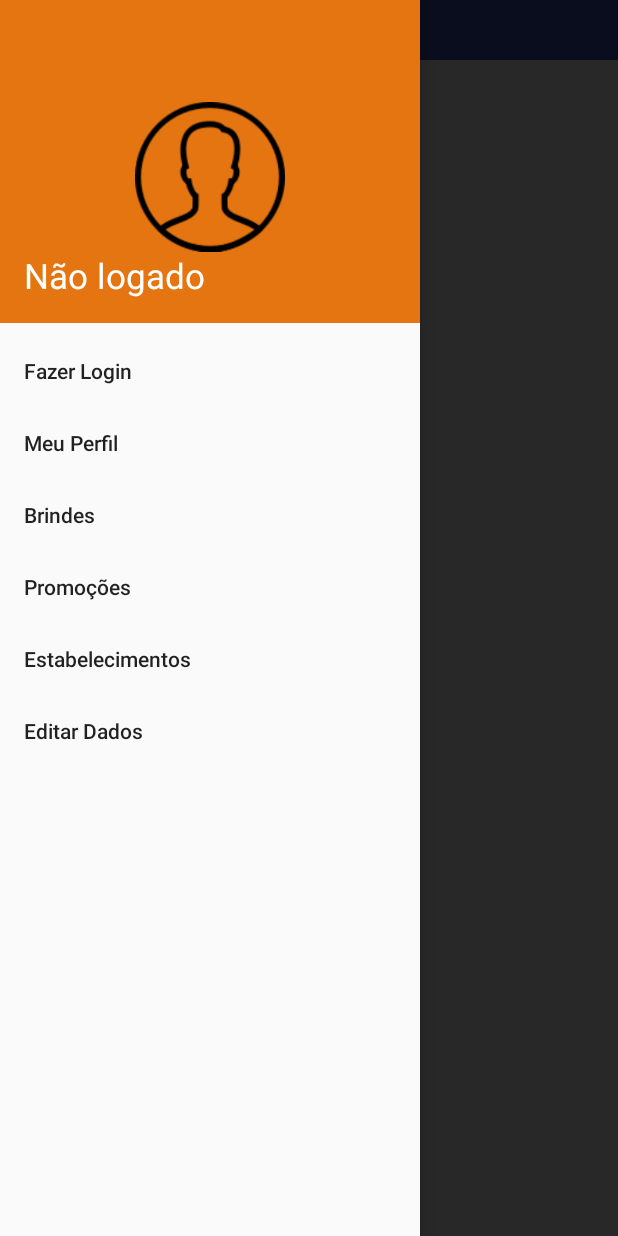
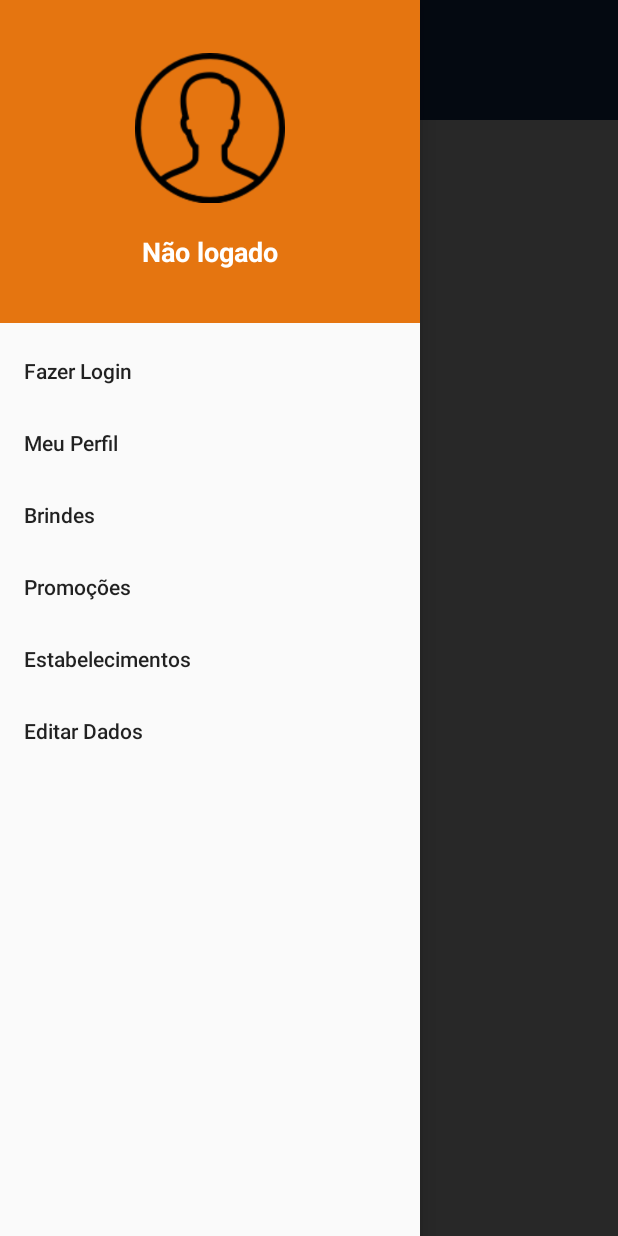
Before and after one commit to randerson3301/popsoda-drink-mobile, an Android app: the screen it shows after launch (DrawerActivity), with the side drawer open, on a phone screen of 412 x 824 dp. Run offline under Robolectric (Android 15) with nearby library versions, the phone set to English and light mode, and no system bars.

Commit message:
Ajuste Layout com toolbar

```diff
--- a/app/src/main/java/com/example/caio/popsodadrink/DrawerActivity.kt
+++ b/app/src/main/java/com/example/caio/popsodadrink/DrawerActivity.kt
@@ -1,6 +1,6 @@
 package com.example.caio.popsodadrink
 
-import android.companion.CompanionDeviceManager
+import android.content.Intent
 import android.os.Bundle
 import android.support.design.widget.NavigationView
 import android.support.v4.app.Fragment
@@ -10,22 +10,19 @@ import android.support.v7.app.ActionBar
 import android.support.v7.app.AppCompatActivity
 import android.support.v7.widget.Toolbar
 import android.view.MenuItem
-import java.util.*
-import kotlin.reflect.KClass
-import android.R.attr.fragment
-import android.R.attr.fragment
-import android.R.attr.fragment
-import android.content.Intent
+import android.view.WindowManager
 import com.example.caio.popsodadrink.fragments.*
 
 
 class DrawerActivity : AppCompatActivity() {
     private lateinit var drawerLayout: DrawerLayout
 
-
     override fun onCreate(savedInstanceState: Bundle?) {
         super.onCreate(savedInstanceState)
         setContentView(R.layout.activity_drawer)
+
+        // Remove a barra de status
+        getWindow().setFlags(WindowManager.LayoutParams.FLAG_LAYOUT_NO_LIMITS, WindowManager.LayoutParams.FLAG_LAYOUT_NO_LIMITS)
 
         //setando o toolbar
         val toolbar: Toolbar = findViewById(R.id.toolbar)
@@ -33,7 +30,7 @@ class DrawerActivity : AppCompatActivity() {
         val actionbar: ActionBar? = supportActionBar
         actionbar?.apply {
             setDisplayHomeAsUpEnabled(true)
-            setHomeAsUpIndicator(R.drawable.abc_ic_menu_copy_mtrl_am_alpha)
+            setHomeAsUpIndicator(R.drawable.menu)
         }
 
 
@@ -96,17 +93,21 @@ class DrawerActivity : AppCompatActivity() {
                 fragmentClass = PerfilFragment::class.java
 
             R.id.nav_login ->
-                fragmentClass = LoginFragment::class.java
+
+                startActivity(Intent(this, LoginActivity::class.java))
             else ->
+
                 fragmentClass = BrindesFragment::class.java
         }
 
+        if (fragmentClass != null){
+            fragment = fragmentClass?.newInstance() as Fragment
 
-        fragment = fragmentClass?.newInstance() as Fragment
+            val fragmentManager = supportFragmentManager
 
-        val fragmentManager = supportFragmentManager
+            fragmentManager.beginTransaction().replace(R.id.content, fragment).commit()
+        }
 
-        fragmentManager.beginTransaction().replace(R.id.content, fragment).commit()
 
 
         menuItem.isChecked = true
@@ -116,4 +117,5 @@ class DrawerActivity : AppCompatActivity() {
     }
 
 
+
 }
--- a/app/src/main/java/com/example/caio/popsodadrink/fragments/EditarFragment.kt
+++ b/app/src/main/java/com/example/caio/popsodadrink/fragments/EditarFragment.kt
@@ -2,7 +2,6 @@ package com.example.caio.popsodadrink.fragments
 
 import android.os.Bundle
 import android.support.v4.app.Fragment
-import android.support.v7.app.AppCompatActivity
 import android.view.LayoutInflater
 import android.view.View
 import android.view.ViewGroup
@@ -13,5 +12,6 @@ class EditarFragment : Fragment() {
     override fun onCreateView(inflater: LayoutInflater, container: ViewGroup?, savedInstanceState: Bundle?): View? {
         //Vincula essa class com o layout criado para a fragment
         return inflater.inflate(R.layout.fragment_editar, container, false)
+
     }
 }
--- a/app/src/main/res/layout/activity_drawer.xml
+++ b/app/src/main/res/layout/activity_drawer.xml
@@ -16,10 +16,12 @@
         <android.support.v7.widget.Toolbar
             android:id="@+id/toolbar"
             android:layout_width="match_parent"
-            android:layout_height="40dp"
-            android:background="@color/colorPrimary"
-            android:theme="@style/Theme.AppCompat"
-
+            android:paddingTop="30dp"
+            android:layout_height="80dp"
+            android:background="#16366b"
+            android:theme="@style/ToolbarTheme"
+            app:titleTextColor="#fff"
+            app:title="POP'S"
             />
     </FrameLayout>
 
@@ -28,6 +30,7 @@
         android:layout_height="match_parent"
         android:id="@+id/content"
         android:orientation="vertical"
+        android:paddingTop="40dp"
         >
 
     </LinearLayout>
--- a/app/src/main/res/layout/fragment_perfil.xml
+++ b/app/src/main/res/layout/fragment_perfil.xml
@@ -11,6 +11,7 @@
         android:layout_width="wrap_content"
         android:layout_height="wrap_content"
         android:layout_gravity="right"
+        android:id="@+id/editar"
         android:background="@drawable/editar"/>
 
     <ImageView
--- a/app/src/main/res/layout/nav_header.xml
+++ b/app/src/main/res/layout/nav_header.xml
@@ -6,20 +6,22 @@
     android:padding="16dp"
     android:theme="@style/ThemeOverlay.AppCompat.Dark"
     android:orientation="vertical"
-    android:gravity="bottom">
+    android:gravity="center">
 
     <ImageView
         android:layout_width="100dp"
         android:layout_height="100dp"
         android:background="@drawable/ic_user_white"
-        android:layout_marginTop="20dp"
         android:layout_gravity="center"/>
 
     <TextView
         android:layout_width="match_parent"
         android:layout_height="wrap_content"
+        android:textAlignment="center"
+        android:layout_marginTop="20dp"
         android:text="Não logado"
-        android:textSize="23sp"
+        android:textSize="18sp"
+        android:textStyle="bold"
         android:textAppearance="@style/TextAppearance.AppCompat.Body1"/>
 
 
--- a/app/src/main/res/values/styles.xml
+++ b/app/src/main/res/values/styles.xml
@@ -17,4 +17,8 @@
         <item name="android:windowDrawsSystemBarBackgrounds">false</item>
     </style>
 
+    <style name="ToolbarTheme" parent="ThemeOverlay.AppCompat.Light">
+        <item name="android:fontFamily">@font/anton_regular</item>
+    </style>
+
 </resources>
```
Also changed, not shown: app/src/main/AndroidManifest.xml (+6 -5 lines), app/src/main/java/com/example/caio/popsodadrink/LoginActivity.kt (added, +23 -0 lines), app/src/main/res/drawable/menu.png (added), app/src/main/res/font/anton_regular.ttf (added).
